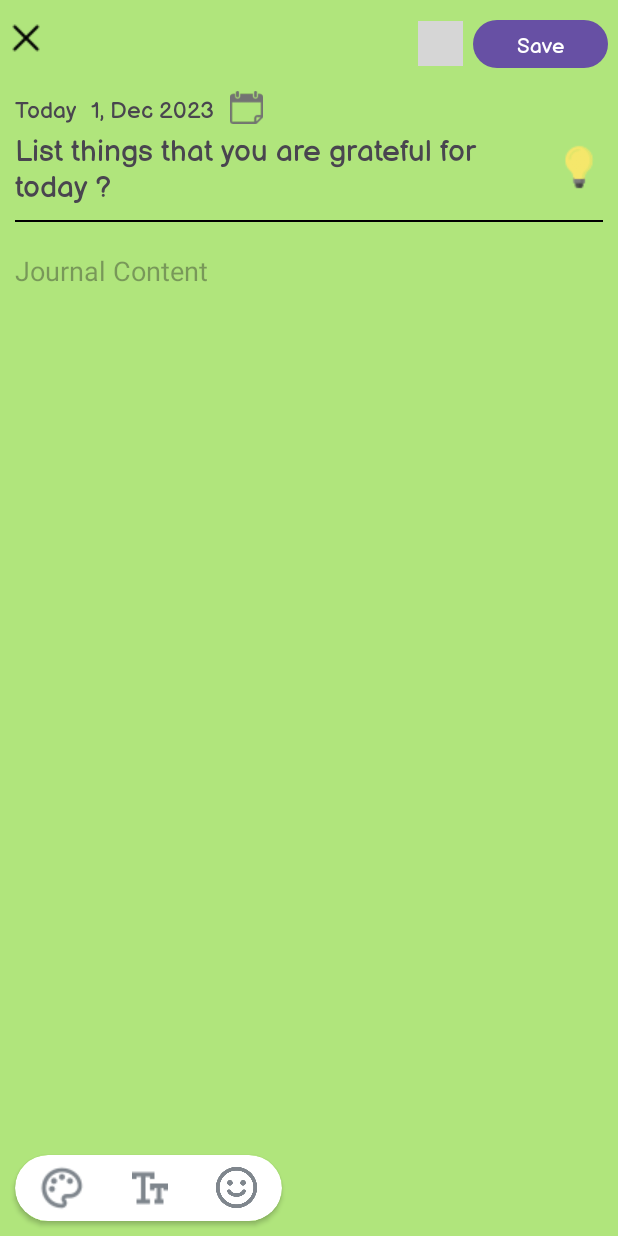
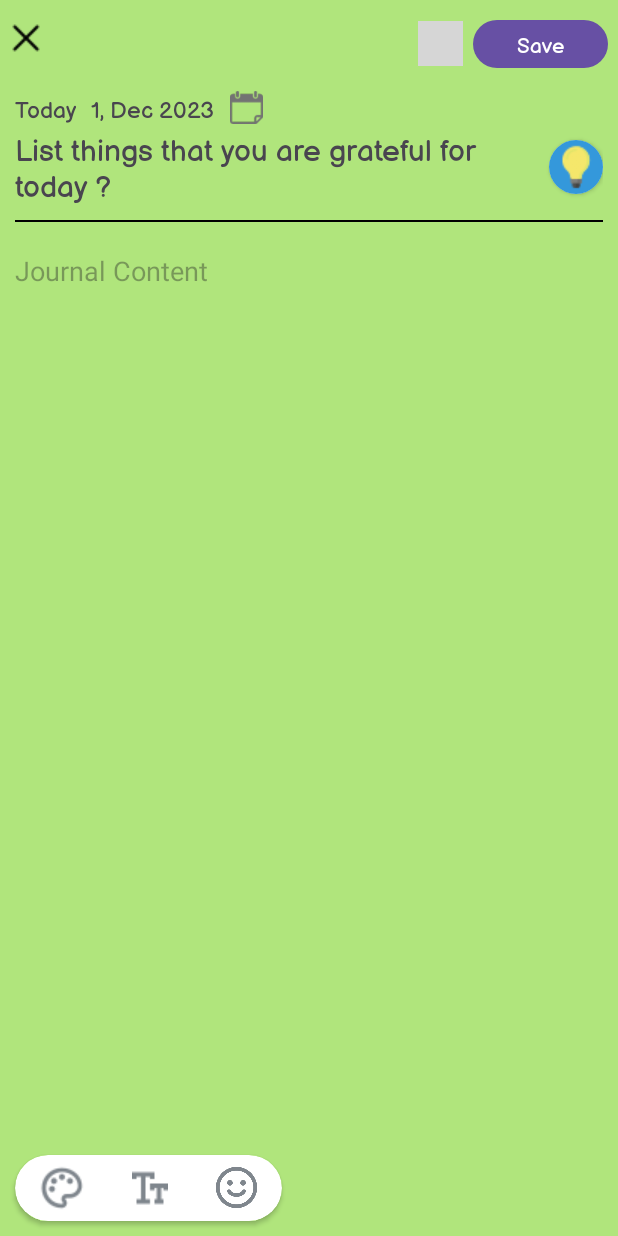
Before and after one commit to RushvikAllampally/super_journal_app, an Android app: the GratitudeJournal screen opened directly, with no data from a screen before it, on a phone screen of 412 x 824 dp. Run offline under Robolectric (Android 15) with nearby library versions, the phone set to English and light mode, and no system bars; our stand-ins replace Room's generated code; libraries missing offline, so code that uses them is left out: com.vanniktech.emoji; plain views replace EmojiEditText; Roboto replaces fonts that are not available here; 1 statement that could not run was skipped; grey boxes are pictures that could not be loaded.

Commit message:
bulb icon background color addition

```diff
--- a/app/src/main/res/layout/activity_gratitude_journal.xml
+++ b/app/src/main/res/layout/activity_gratitude_journal.xml
@@ -84,8 +84,8 @@
         android:layout_width="match_parent"
         android:layout_height="wrap_content"
         android:layout_marginBottom="8dp"
+        android:gravity="center"
         android:orientation="horizontal"
-        android:gravity="center"
         android:paddingHorizontal="10dp">
 
         <!-- Title Input -->
@@ -93,17 +93,27 @@
             android:id="@+id/journal_title"
             android:layout_width="wrap_content"
             android:layout_height="wrap_content"
+            android:layout_weight="1"
             android:fontFamily="@font/balsamiqsans_regular"
             android:text="List things that you are grateful for today ?"
-            android:layout_weight="1"
             android:textSize="@dimen/text_size_ultra_medium" />
 
-        <ImageButton
-            android:id="@+id/prompt_icon"
+        <androidx.cardview.widget.CardView
             android:layout_width="wrap_content"
             android:layout_height="wrap_content"
-            android:background="#B0E57C"
-            android:src="@drawable/bulb_32px" />
+            app:cardCornerRadius="50dp">
+
+            <ImageButton
+                android:id="@+id/prompt_icon"
+                android:layout_width="wrap_content"
+                android:layout_height="wrap_content"
+                android:background="#3498db"
+                android:padding="2dp"
+                android:src="@drawable/bulb_32px"
+                />
+
+        </androidx.cardview.widget.CardView>
+
 
     </LinearLayout>
 
```
